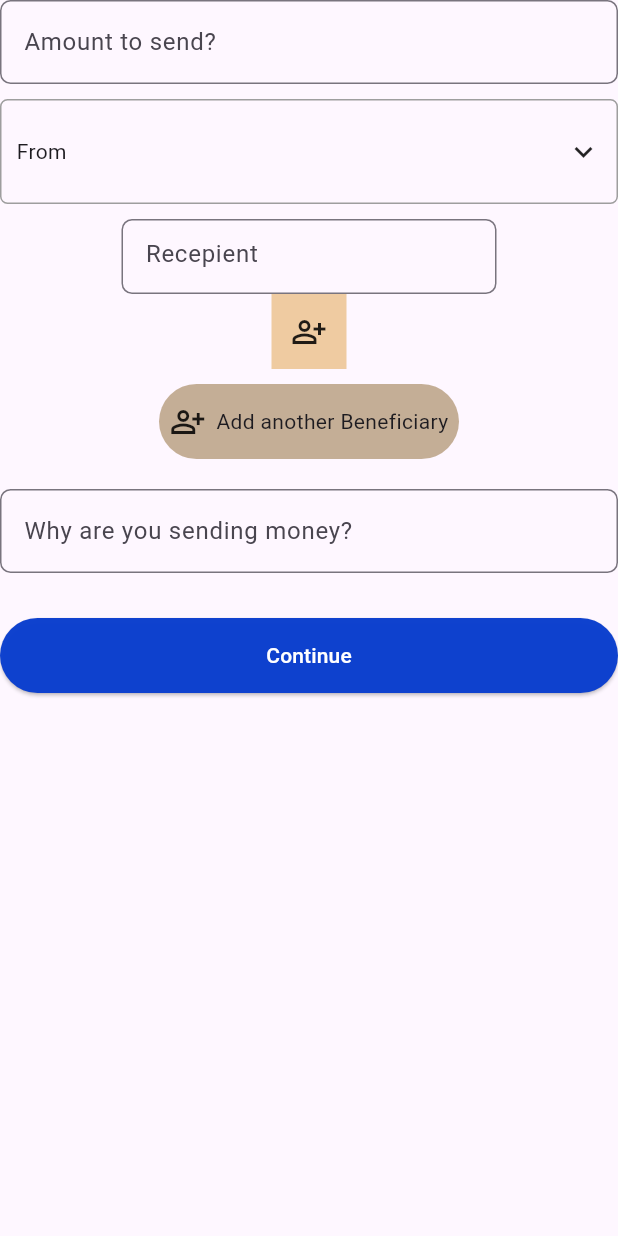
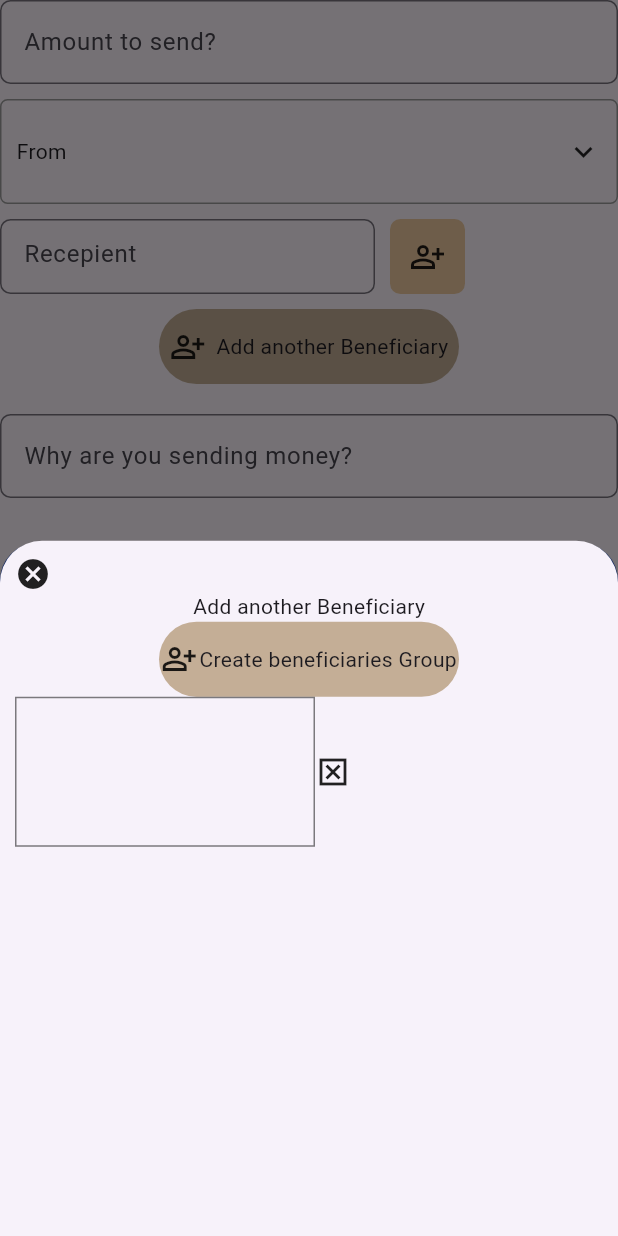
Before and after one commit to a8909/bams_project, a Flutter app: the OtherAccount widget shown alone on an empty page, opened directly, after a tap on "Add another Beneficiary", on a phone screen of 412 x 824 dp. Run offline on Flutter 3.47's test engine with Material 3 defaults, Android fonts, the light colour scheme and no system bars; our stand-ins replace connectivity_plus, flutter_otp_text_field, flutter_toggle_tab, get, local_auth.

Commit message:
202415021125

```diff
--- a/lib/other-account.dart
+++ b/lib/other-account.dart
@@ -26,6 +26,8 @@ class _OtherAccountState extends State<OtherAccount> {
         const SizedBox(height: 10),
         container("From"),
         const SizedBox(height: 10),
+        Row(
+          children: [
             const SizedBox(
               height: 50,
               width: 250,
@@ -72,6 +74,10 @@ class _OtherAccountState extends State<OtherAccount> {
                                 Container(
                                   height: 50,
                                   width: double.infinity,
+                                  decoration: BoxDecoration(
+                                      border: Border.all(
+                                          color:
+                                              Colors.black.withOpacity(0.5))),
                                   child: Row(
                                     children: [
                                       IconButton(
@@ -88,6 +94,8 @@ class _OtherAccountState extends State<OtherAccount> {
                                                   Icons.check_circle_rounded)),
                                       // Image.asset(name)  image should be passed from backend
                                       const Column(
+                                        mainAxisAlignment:
+                                            MainAxisAlignment.center,
                                         children: [
                                           Row(
                                             children: [
@@ -101,31 +109,12 @@ class _OtherAccountState extends State<OtherAccount> {
                                     ],
                                   ),
                                 ),
+                                const Spacer(),
                                 SizedBox(
                                   height: 50,
                                   width: double.infinity,
                                   child: ElevatedButton(
-                                  onPressed: () {
-                                    showModalBottomSheet(
-                                      context: context,
-                                      builder: (context) {
-                                        return Container(
-                                          child: Padding(
-                                            padding: const EdgeInsets.all(10.0),
-                                            child: Column(
-                                              children: [
-                                                cancelButton(context),
-                                                const Text(
-                                                    AppStrings.addBeneficiary),
-                                                _BeneficiaryIcon(
-                                                    "Create beneficiaries Group"),
-                                              ],
-                                            ),
-                                          ),
-                                        );
-                                      },
-                                    );
-                                  },
+                                      onPressed: () {},
                                       style: ElevatedButton.styleFrom(
                                           backgroundColor: AppColors.btn1,
                                           foregroundColor: Colors.white),
@@ -143,15 +132,62 @@ class _OtherAccountState extends State<OtherAccount> {
               child: Container(
                 height: 50,
                 width: 50,
+                decoration: const BoxDecoration(
                     color: AppColors.btn2,
-            child: const Icon(Icons.person_add_alt_outlined),
+                    borderRadius: BorderRadius.all(Radius.circular(7))),
+                child: const Icon(Icons
+                    .person_add_alt_outlined), // the precise image should be downloaded from figma which should be reverted..
               ),
             ),
-
+          ],
+        ),
         // const AppField(hint: "Recepient", heigth: 7),
         const SizedBox(height: 10),
         GestureDetector(
-            onTap: () {}, child: _BeneficiaryIcon(AppStrings.addBeneficiary)),
+            onTap: () {
+              showModalBottomSheet(
+                context: context,
+                builder: (context) {
+                  return StatefulBuilder(
+                    builder: (context, setState) {
+                      return Container(
+                        child: Padding(
+                          padding: const EdgeInsets.all(10.0),
+                          child: Column(
+                            children: [
+                              cancelButton(context),
+                              const Text(AppStrings.addBeneficiary),
+                              _BeneficiaryIcon("Create beneficiaries Group"),
+                              (iconType)
+                                  ? Row(
+                                      children: [
+                                        Container(
+                                          height: 100,
+                                          width: 200,
+                                          decoration: BoxDecoration(
+                                              border: Border.all(
+                                                  color: Colors.black
+                                                      .withOpacity(0.5))),
+                                        ),
+                                        InkWell(
+                                            onTapCancel: () {
+                                              Navigator.pop(context);
+                                            },
+                                            child: const Icon(Icons
+                                                .disabled_by_default_outlined))
+                                      ],
+                                    )
+                                  : const Text("")
+                            ],
+                          ),
+                        ),
+                      );
+                    },
+                  );
+                },
+              );
+            },
+            child: _BeneficiaryIcon(AppStrings.addBeneficiary)),
         const SizedBox(height: 20),
         const AppField(hint: "Why are you sending money?", heigth: 7),
         const SizedBox(
```
Also changed, not shown: lib/home.dart (+17 -12 lines). Lines whose indentation alone changed are shown as unchanged.
